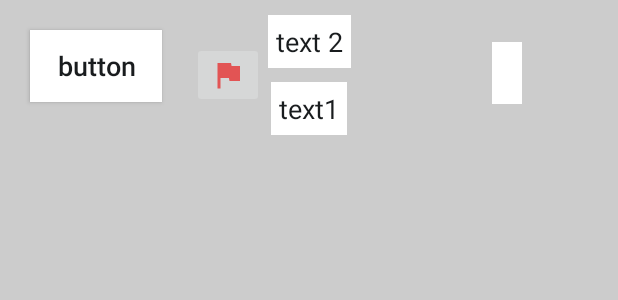
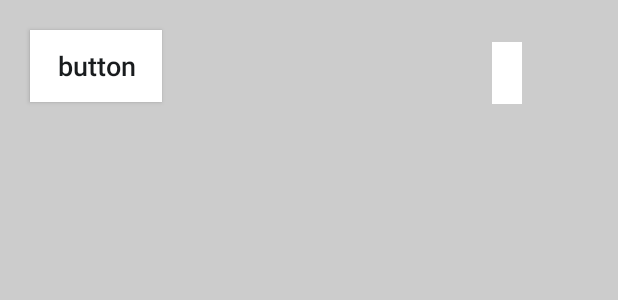
Before and after one commit to juducarm/INFO-H20-demineur, an Android app: the layout activity_main.xml on its own in the app's theme, with its tools: preview values and no code run, on a phone screen of 412 x 824 dp. Shown: the top 300 px of the screen. Run offline under Robolectric (Android 15) with nearby library versions, the phone set to English and light mode, and no system bars.

Commit message:
bouton Flag sur fragmentField + affichage du nombre de flags

```diff
--- a/app/src/main/java/be/julien/info_h20_demineur/MainActivity.kt
+++ b/app/src/main/java/be/julien/info_h20_demineur/MainActivity.kt
@@ -16,6 +16,8 @@ import android.view.View
 import android.view.WindowManager
 import android.view.WindowManager.LayoutParams.*
 import androidx.appcompat.app.AppCompatDelegate
+import androidx.fragment.app.Fragment
+import androidx.fragment.app.FragmentManager
 import be.julien.info_h20_demineur.R.*
 import kotlinx.android.synthetic.main.activity_main.*
 import kotlinx.android.synthetic.main.fragment_field.*
@@ -29,6 +31,10 @@ import kotlin.concurrent.timer
 class MainActivity : AppCompatActivity(), View.OnClickListener {
 
     lateinit var timer: TextView
+    val fragmentField = FragmentField()  //creation du fragment champs de case
+    val fragmentMenu = FragmentMenu()  //creation du fragment menu
+    val manager = supportFragmentManager //appel au gestionnaire de fragment
+
 
     override fun onClick(v: View) {
 
@@ -36,9 +42,6 @@ class MainActivity : AppCompatActivity(), View.OnClickListener {
             R.id.btnChangeFragment -> {
                 if (btnChangeFragment.text == getString(string.afficher_jeu)) {
                     btnChangeFragment.text = getString(string.afficher_menu)
-
-                    val fragmentField = FragmentField()  //creation du fragment clavier
-                    val manager = supportFragmentManager //appel au gestionnaire de fragment
 
                     //transaction vers le nouveau fragment
                     val transaction = manager.beginTransaction()
@@ -49,9 +52,6 @@ class MainActivity : AppCompatActivity(), View.OnClickListener {
                 else {
                     btnChangeFragment.text = getString(string.afficher_jeu)
 
-                    val fragmentMenu = FragmentMenu()  //creation du fragment clavier
-                    val manager = supportFragmentManager //appel au gestionnaire de fragment
-
                     //transaction vers le nouveau fragment
                     val transaction = manager.beginTransaction()
                     transaction.replace(id.fragment_container, fragmentMenu)
@@ -60,10 +60,6 @@ class MainActivity : AppCompatActivity(), View.OnClickListener {
                 }
             }
 
-            R.id.btnFlag -> {
-                if (fieldView.plantFlag) { fieldView.plantFlag = false }
-                else { fieldView.plantFlag = true}
-            }
         }
     }
 
@@ -72,7 +68,6 @@ class MainActivity : AppCompatActivity(), View.OnClickListener {
         getWindow().setFlags(FLAG_FULLSCREEN, FLAG_FULLSCREEN); //cachage de la barre de status
         setContentView(layout.activity_main)
         btnChangeFragment.setOnClickListener(this)
-        btnFlag.setOnClickListener(this)
 
 
 
--- a/app/src/main/res/layout/activity_main.xml
+++ b/app/src/main/res/layout/activity_main.xml
@@ -25,34 +25,7 @@
         app:layout_constraintStart_toStartOf="parent"
         app:layout_constraintTop_toTopOf="parent" />
 
-    <TextView
-        android:id="@+id/text2"
-        style="@style/style_texte_principal"
-        android:layout_width="wrap_content"
-        android:layout_height="wrap_content"
-        android:layout_gravity="center_horizontal"
-        android:background="@color/BackgroundBtn"
-        android:padding="@dimen/default_padding"
-        android:text="text 2"
-        android:textColor="@color/textBtn"
-        app:layout_constraintBottom_toTopOf="@+id/text1"
-        app:layout_constraintEnd_toEndOf="parent"
-        app:layout_constraintStart_toStartOf="parent"
-        app:layout_constraintTop_toTopOf="parent" />
 
-    <TextView
-        android:id="@+id/text1"
-        style="@style/style_texte_principal"
-        android:layout_width="wrap_content"
-        android:layout_height="wrap_content"
-        android:background="@color/BackgroundBtn"
-        android:padding="@dimen/default_padding"
-        android:text="text1"
-        android:textColor="@color/textBtn"
-        app:layout_constraintBottom_toTopOf="@id/fragment_container"
-        app:layout_constraintEnd_toEndOf="parent"
-        app:layout_constraintStart_toStartOf="parent"
-        app:layout_constraintTop_toBottomOf="@id/text2" />
 
 
     <TextView
@@ -81,15 +54,6 @@
         app:layout_constraintStart_toStartOf="parent"
         app:layout_constraintTop_toTopOf="parent" />
 
-    <ImageButton
-        android:id="@+id/btnFlag"
-        android:layout_width="wrap_content"
-        android:layout_height="wrap_content"
-        android:layout_marginStart="128dp"
-        android:layout_marginTop="28dp"
-        app:layout_constraintStart_toStartOf="parent"
-        app:layout_constraintTop_toTopOf="parent"
-        app:srcCompat="@drawable/ic_flag" />
 
 
 </androidx.constraintlayout.widget.ConstraintLayout>
--- a/app/src/main/res/values/dimens.xml
+++ b/app/src/main/res/values/dimens.xml
@@ -6,6 +6,7 @@
     <dimen name="magre_texte_milieu">20dp</dimen>
     <dimen name="default_padding">5dp</dimen>
     <dimen name="heightTopBar">100dp</dimen>
+    <dimen name="heightBottomBar">100dp</dimen>
 
     <!-- Paramètres du jeu -->
     <integer name="nbrBoxesHeight">10</integer>
--- a/app/src/main/res/values/strings.xml
+++ b/app/src/main/res/values/strings.xml
@@ -7,5 +7,7 @@
     <!-- TODO: Remove or change this placeholder text -->
     <string name="hello_blank_fragment">Hello blank fragment</string>
     <string name="textBtnModeNight">Activer</string>
+    <string name="nombre_de_drapeau">nombre de drapeau</string>
+    <string name="_40">40</string>
 
 </resources>
```
Also changed, not shown: app/src/main/java/be/julien/info_h20_demineur/FieldView.kt (+30 -8 lines), app/src/main/java/be/julien/info_h20_demineur/FragmentField.kt (+45 -4 lines), app/src/main/res/layout/fragment_field.xml (+26 -0 lines).
